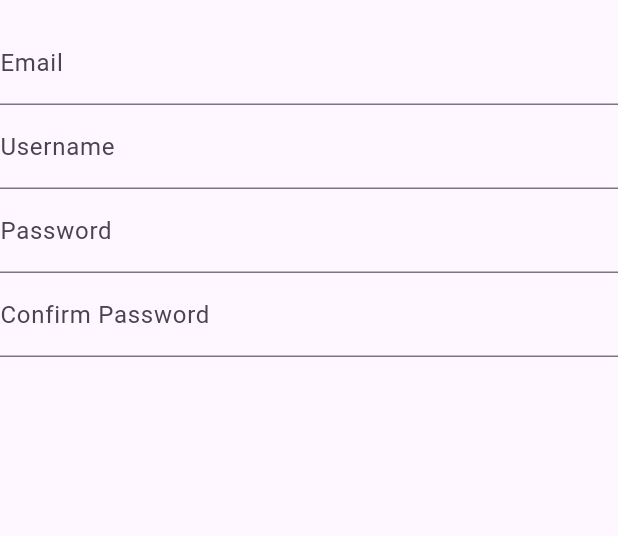
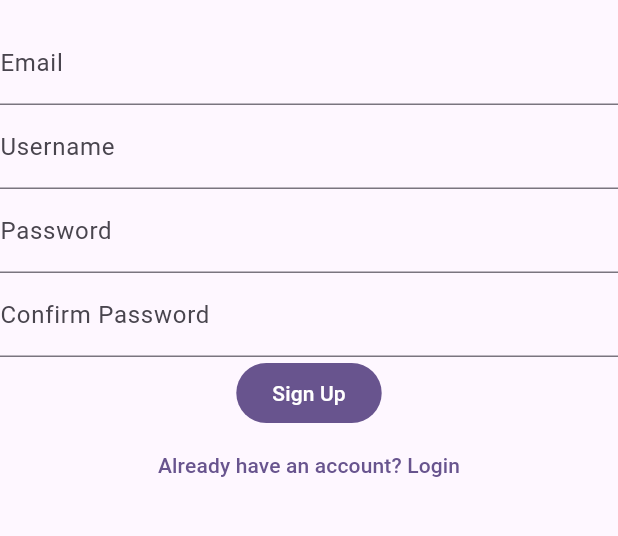
Before and after one commit to Delthoid/konek-frontend, a Flutter app: the AuthSignupForm screen opened by its route, on a phone screen of 412 x 824 dp, the part 63-599 px from its top. Run offline on Flutter 3.47's test engine with Material 3 defaults, Android fonts, the phone set to English and light mode, and no system bars; our stand-ins replace dio, equatable, flutter_bloc, flutter_secure_storage, get_it, go_router and 2 more; accounts and stored records are empty.

Commit message:
#9 Implement signup and logout use cases; update authentication flow and UI components

```diff
--- a/lib/config/router_config.dart
+++ b/lib/config/router_config.dart
@@ -6,6 +6,7 @@ import 'package:konek_frontend/features/auth/presentation/bloc/auth_bloc.dart';
 import 'package:konek_frontend/features/auth/presentation/widgets/auth_login_form.dart';
 import 'package:konek_frontend/features/auth/presentation/widgets/auth_shell.dart';
 import 'package:konek_frontend/features/auth/presentation/widgets/auth_signup_form.dart';
+import 'package:konek_frontend/main_app/pages/main_shell.dart';
 
 class AppRouterConfig {
   static GoRouter get router => GoRouter(
@@ -20,6 +21,10 @@ class AppRouterConfig {
           return RouteNames.home;
         }
       } else {
+        if (state.fullPath == RouteNames.signUp) {
+          return RouteNames.signUp;
+        }
+
         if (state.fullPath != RouteNames.auth &&
             state.fullPath != RouteNames.login &&
             state.fullPath != RouteNames.signUp) {
@@ -33,18 +38,14 @@ class AppRouterConfig {
       GoRoute(
         path: RouteNames.home,
         name: RouteNames.home,
-        builder: (context, state) => const Scaffold(
-          body: Center(
-            child: Text('Home Page'),
-          ),
-        ),
+        builder: (context, state) => MainShell(child: Container()),
       ),
 
       ShellRoute(
         redirect: (context, state) {
           final auth = BlocProvider.of<AuthBloc>(context);
 
-          if (auth.state is! AuthLoginSuccess) {
+          if (auth.state is! AuthLoginSuccess && state.fullPath != RouteNames.signUp) {
             return RouteNames.auth;
           }
 
--- /dev/null
+++ b/lib/features/auth/domain/usecases/logout_usecase.dart
@@ -0,0 +1,11 @@
+import 'package:konek_frontend/features/auth/domain/repositories/auth_repository.dart';
+
+class LogoutUsecase {
+  final AuthRepository _repository;
+
+  LogoutUsecase(this._repository);
+
+  Future<void> call() async {
+    await _repository.logout();
+  }
+}
--- a/lib/features/auth/presentation/bloc/auth_state.dart
+++ b/lib/features/auth/presentation/bloc/auth_state.dart
@@ -19,6 +19,12 @@ final class AuthLoginSuccess extends AuthLoadSuccess {
   AuthLoginSuccess({required this.userSession}) : super(userSessionEntity: userSession);
 }
 
+final class AuthSignupSuccess extends AuthState {
+  final UserEntity userEntity;
+
+  AuthSignupSuccess({required this.userEntity});
+}
+
 final class AuthFailure extends AuthState {
   final String errorMessage;
 
--- a/lib/features/auth/presentation/widgets/auth_signup_form.dart
+++ b/lib/features/auth/presentation/widgets/auth_signup_form.dart
@@ -1,4 +1,8 @@
 import 'package:flutter/material.dart';
+import 'package:flutter_bloc/flutter_bloc.dart';
+import 'package:go_router/go_router.dart';
+import 'package:konek_frontend/config/route_names.dart';
+import 'package:konek_frontend/features/auth/presentation/bloc/auth_bloc.dart';
 
 class AuthSignupForm extends StatefulWidget {
   const AuthSignupForm({super.key});
@@ -16,10 +20,25 @@ class _AuthSignupFormState extends State<AuthSignupForm> {
 
   @override
   Widget build(BuildContext context) {
-    return Form(
+    return BlocConsumer<AuthBloc, AuthState>(
+      listener: (context, state) {
+        if (state is AuthSignupSuccess) {
+          context.pushReplacementNamed(RouteNames.login);
+        }
+      },
+      builder: (context, state) {
+        return Container(
+          color: Theme.of(context).colorScheme.surface,
+          child: Form(
             key: _formKey,
             child: Column(
               children: [
+
+                if (state is AuthFailure) ...[
+                  Text((state).errorMessage, style: const TextStyle(color: Colors.red)),
+                  const SizedBox(height: 16),
+                ],
+
                 TextFormField(
                   controller: _emailController,
                   decoration: const InputDecoration(labelText: 'Email'),
@@ -63,8 +82,29 @@ class _AuthSignupFormState extends State<AuthSignupForm> {
                     return null;
                   },
                 ),
-        ],
+
+                FilledButton(
+                  onPressed: () {
+                    if (_formKey.currentState?.validate() ?? false) {
+                      BlocProvider.of<AuthBloc>(context).add(
+                        AuthSignUpPressed(
+                          email: _emailController.text,
+                          username: _userNameController.text,
+                          password: _passwordController.text,
                         ),
                       );
                     }
+                  },
+                  child: Text('Sign Up'),
+                ),
+                TextButton(onPressed: () {
+                  context.pushNamed(RouteNames.login);
+                }, child: Text('Already have an account? Login'))
+              ],
+            ),
+          ),
+        );
+      },
+    );
   }
+}
```
Also changed, not shown: lib/di.dart (+18 -18 lines), lib/features/auth/data/datasources/auth_remote_datasource.dart (+23 -6 lines), lib/features/auth/domain/usecases/signup_usecase.dart (added, +22 -0 lines), lib/features/auth/presentation/bloc/auth_bloc.dart (+34 -0 lines), lib/features/auth/presentation/widgets/auth_login_form.dart (+27 -5 lines), lib/main_app/pages/main_shell.dart (+23 -1 lines), lib/main_app/widgets/user_profile_footer.dart (added, +24 -0 lines). Lines whose indentation alone changed are shown as unchanged.
